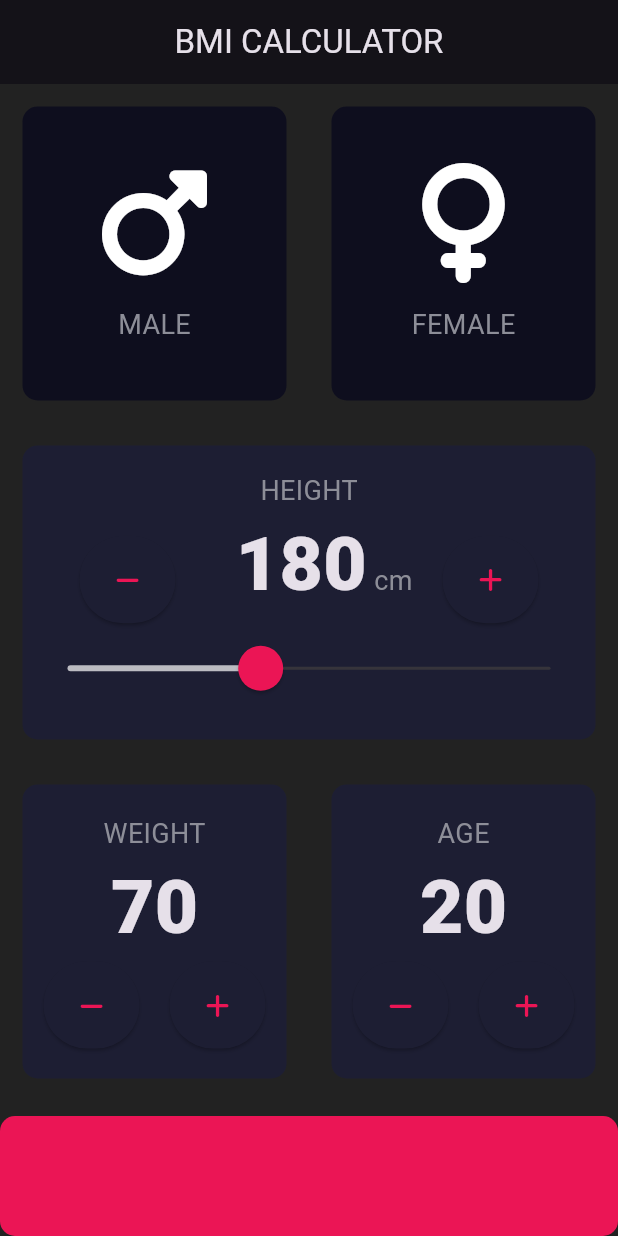
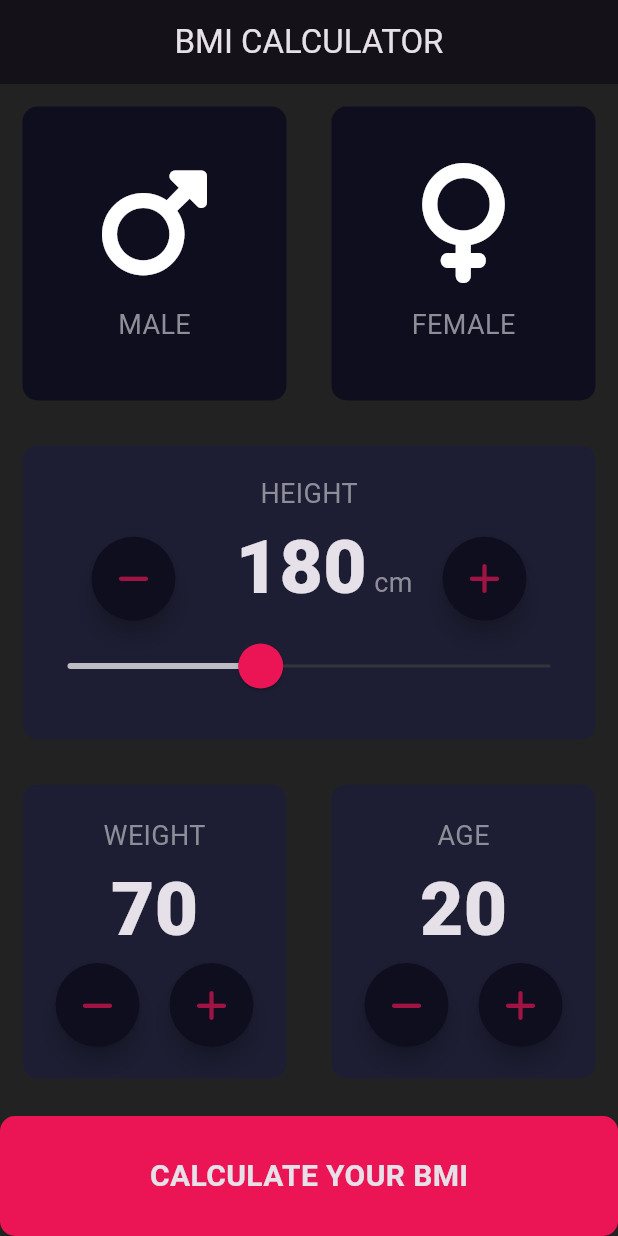
Before and after one commit to Gupta-Aniket/bmi-app, a Flutter app: the screen it shows after launch, on a phone screen of 412 x 824 dp. Run offline on Flutter 3.47's test engine with Material 3 defaults, Android fonts, the phone set to English and light mode, and no system bars; our stand-ins replace font_awesome_flutter.

Commit message:
Changed increment and decrement buttons to floating action buttons instead of elevated buttons, also changed their look, started working on the 'calculate' button

```diff
--- a/lib/input_page.dart
+++ b/lib/input_page.dart
@@ -60,7 +60,7 @@ class _InputPageState extends State<InputPage> {
                       displayText: "MALE",
                     ),
                   ),
-                ),
+                ), // Male
                 Expanded(
                   child: ReusableCard(
                     onPress: () {
@@ -76,10 +76,10 @@ class _InputPageState extends State<InputPage> {
                       displayText: "FEMALE",
                     ),
                   ),
-                ),
+                ), // Female
               ],
             ),
-          ),
+          ), //Gender Selection
           Expanded(
             child: ReusableCard(
               cardBGColor: kActiveCardColor,
@@ -99,11 +99,11 @@ class _InputPageState extends State<InputPage> {
                         icon: FontAwesomeIcons.minus,
                         onPress: () {
                           setState(() {
-                            height = decrement(height);
+                            if (height > 101) height = decrement(height);
                           });
                         },
                       ),
-                      SizedBox(
+                      const SizedBox(
                         width: 40.0,
                       ),
                       Text(
@@ -114,14 +114,14 @@ class _InputPageState extends State<InputPage> {
                         " cm",
                         style: kDisplayStyle,
                       ),
-                      SizedBox(
+                      const SizedBox(
                         width: 20.0,
                       ),
                       ReuseableButton(
                         icon: FontAwesomeIcons.plus,
                         onPress: () {
                           setState(() {
-                            height = increment(height);
+                            if (height < 299) height = increment(height);
                           });
                         },
                       ),
@@ -131,11 +131,11 @@ class _InputPageState extends State<InputPage> {
                     data: SliderTheme.of(context).copyWith(
                       activeTrackColor: Colors.white70,
                       thumbColor: kBottomCalcColor,
-                      overlayColor: Color(0x29EB1555),
+                      overlayColor: const Color(0x29EB1555),
                       thumbShape:
-                          RoundSliderThumbShape(enabledThumbRadius: 15.0),
+                          const RoundSliderThumbShape(enabledThumbRadius: 15.0),
                       overlayShape:
-                          RoundSliderOverlayShape(overlayRadius: 30.0),
+                          const RoundSliderOverlayShape(overlayRadius: 30.0),
                       trackHeight: 2.0,
                     ),
                     child: Slider(
@@ -152,7 +152,7 @@ class _InputPageState extends State<InputPage> {
                 ],
               ),
             ),
-          ),
+          ), //Height
           Expanded(
             child: Row(
               children: [
@@ -162,7 +162,7 @@ class _InputPageState extends State<InputPage> {
                     cardChild: Column(
                       mainAxisAlignment: MainAxisAlignment.center,
                       children: [
-                        Text(
+                        const Text(
                           "WEIGHT",
                           style: kDisplayStyle,
                         ),
@@ -177,7 +177,7 @@ class _InputPageState extends State<InputPage> {
                                 icon: FontAwesomeIcons.minus,
                                 onPress: () {
                                   setState(() {
-                                    weight = decrement(weight);
+                                    if (weight >= 1) weight = decrement(weight);
                                   });
                                 }),
                             const SizedBox(
@@ -196,14 +196,14 @@ class _InputPageState extends State<InputPage> {
                       ],
                     ),
                   ),
-                ),
+                ), // Weight
                 Expanded(
                   child: ReusableCard(
                     cardBGColor: kActiveCardColor,
                     cardChild: Column(
                       mainAxisAlignment: MainAxisAlignment.center,
                       children: [
-                        Text(
+                        const Text(
                           "AGE",
                           style: kDisplayStyle,
                         ),
@@ -218,6 +218,7 @@ class _InputPageState extends State<InputPage> {
                                 icon: FontAwesomeIcons.minus,
                                 onPress: () {
                                   setState(() {
+                                    if (age > 1 && age < 100)
                                       age = decrement(age);
                                   });
                                 }),
@@ -228,7 +229,7 @@ class _InputPageState extends State<InputPage> {
                               icon: FontAwesomeIcons.plus,
                               onPress: () {
                                 setState(() {
-                                  age = increment(age);
+                                  if (age > 0 && age < 99) age = increment(age);
                                 });
                               },
                             ),
@@ -237,19 +238,27 @@ class _InputPageState extends State<InputPage> {
                       ],
                     ),
                   ),
-                ),
+                ), //Age
               ],
             ),
-          ),
-          Container(
+          ), // Weight and Age
+          GestureDetector(
+            child: Container(
               decoration: BoxDecoration(
                 color: kBottomCalcColor,
                 borderRadius: BorderRadius.circular(10),
               ),
-            margin: EdgeInsets.only(top: 10.0),
+              margin: const EdgeInsets.only(top: 10.0),
               height: kBottomCalcHeight,
               width: double.infinity,
+              child: const Center(
+                child: Text(
+                  "CALCULATE YOUR BMI",
+                  style: TextStyle(fontSize: 20, fontWeight: FontWeight.bold),
                 ),
+              ),
+            ),
+          ), // bottom calculator button
         ],
       ),
     );
--- a/lib/reusableButton.dart
+++ b/lib/reusableButton.dart
@@ -1,25 +1,21 @@
 import 'package:flutter/material.dart';
 import 'constants.dart';
-import 'package:font_awesome_flutter/font_awesome_flutter.dart';
 
 class ReuseableButton extends StatelessWidget {
   final IconData icon;
   final VoidCallback onPress;
-  final VoidCallback? onLongPress;
-  ReuseableButton(
-      {required this.icon, required this.onPress, this.onLongPress});
+  ReuseableButton({required this.icon, required this.onPress});
 
   @override
   Widget build(BuildContext context) {
-    return ElevatedButton(
-      onPressed: onPress,
-      onLongPress: onLongPress,
-      style: ElevatedButton.styleFrom(
-        padding: const EdgeInsets.all(20),
-        foregroundColor: kBottomCalcColor,
-        backgroundColor: kActiveCardColor,
+    return Center(
+      child: FloatingActionButton(
+        onPressed: onPress,
+        foregroundColor: Color(0xAAEB1555),
+        backgroundColor: kInactiveCardColor,
+        shape: CircleBorder(),
+        child: Icon(icon),
       ),
-      child: Icon(icon),
     );
   }
 }
```
Lines whose indentation alone changed are shown as unchanged.
